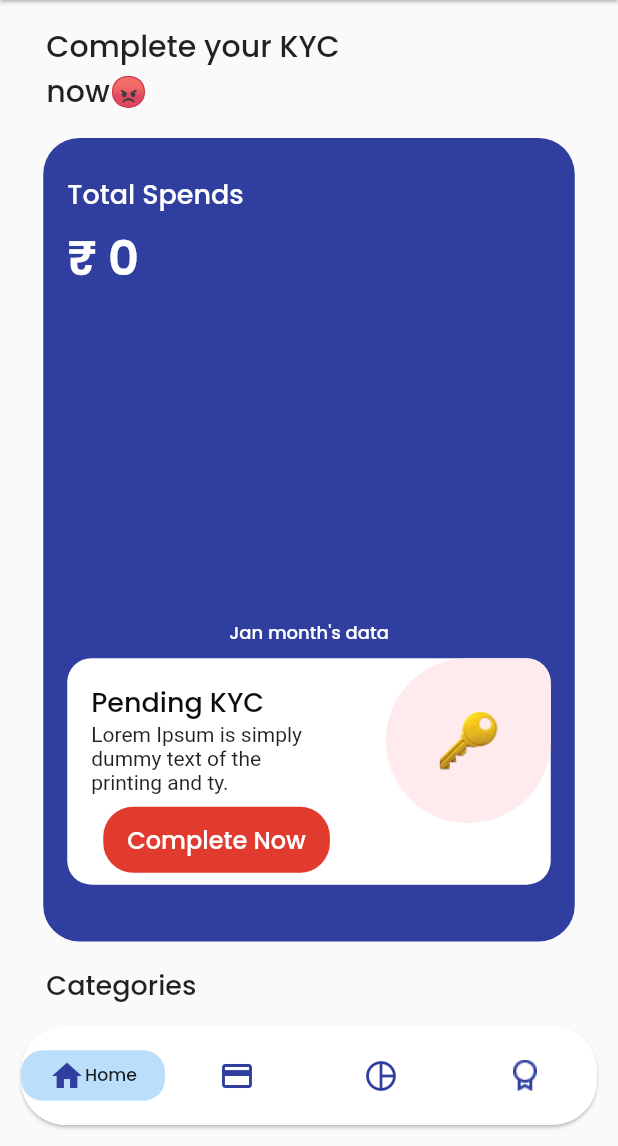
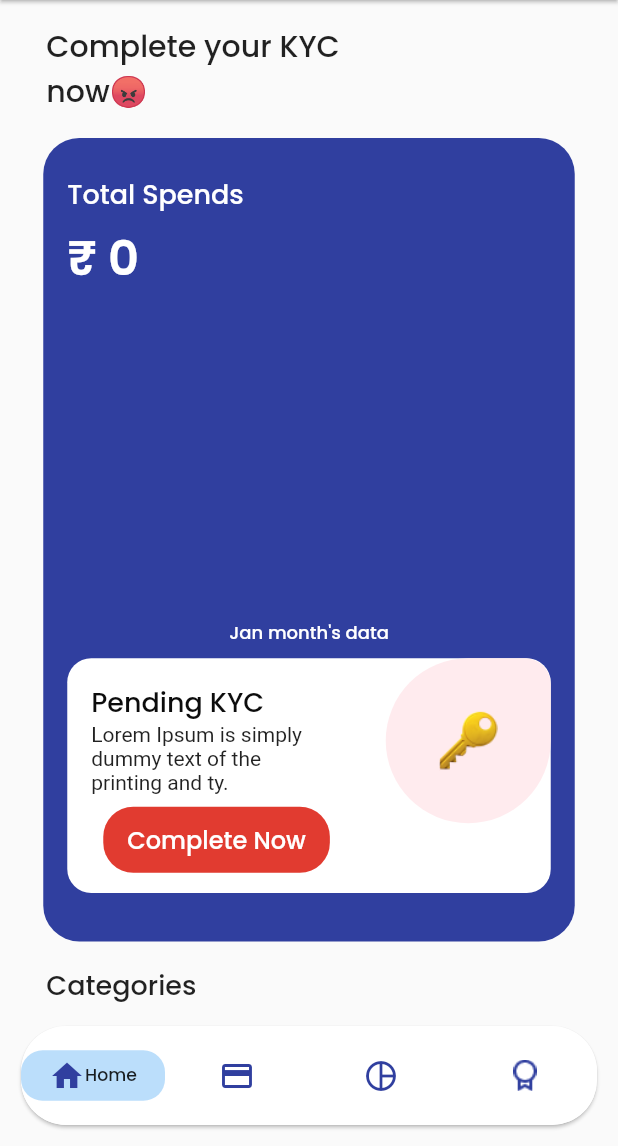
Before and after one commit to SMihir-2002/Expense-Tracker-UI, a Flutter app: the screen it shows after launch, on a phone screen of 412 x 824 dp, the part 90-1236 px from its top. Run offline on Flutter 3.47's test engine with Material 2 defaults, Android fonts, the phone set to English and light mode, and no system bars; our stand-ins replace fl_chart, google_fonts.

Commit message:
Update homeScreen.dart

```diff
--- a/lib/screens/homeScreen.dart
+++ b/lib/screens/homeScreen.dart
@@ -144,6 +144,7 @@ class _HomeScreenState extends State<HomeScreen> {
                                 Container(
                                   child: (state == false)
                                       ? Container(
+                                        height: size.height*0.19,
                                           decoration: BoxDecoration(
                                             borderRadius:
                                                 BorderRadius.circular(16),
```
